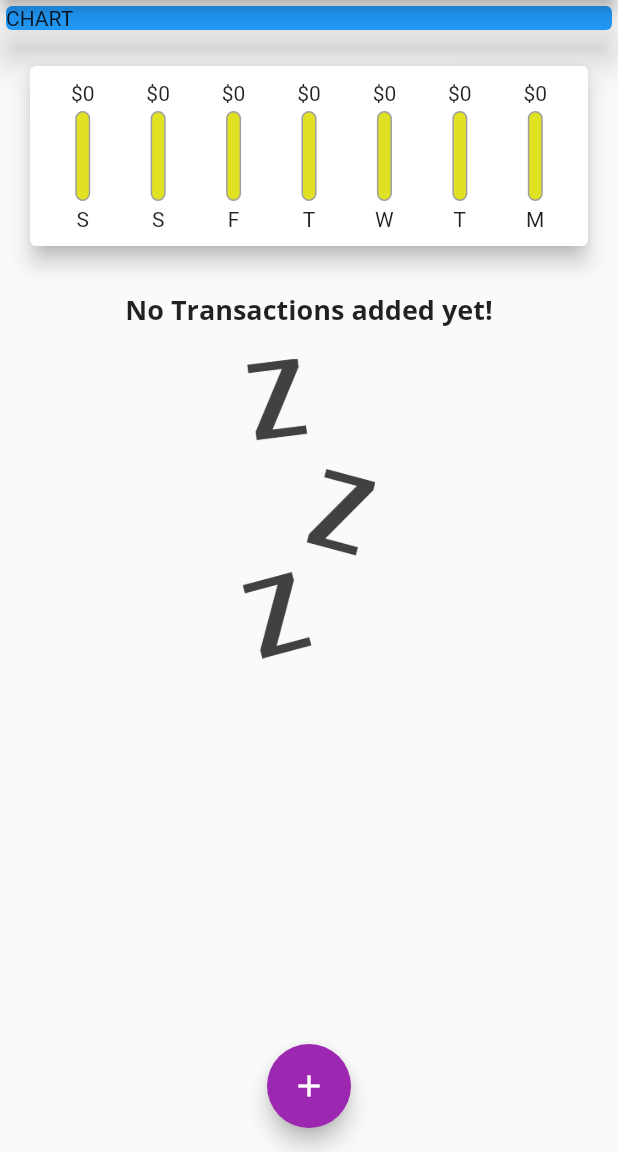
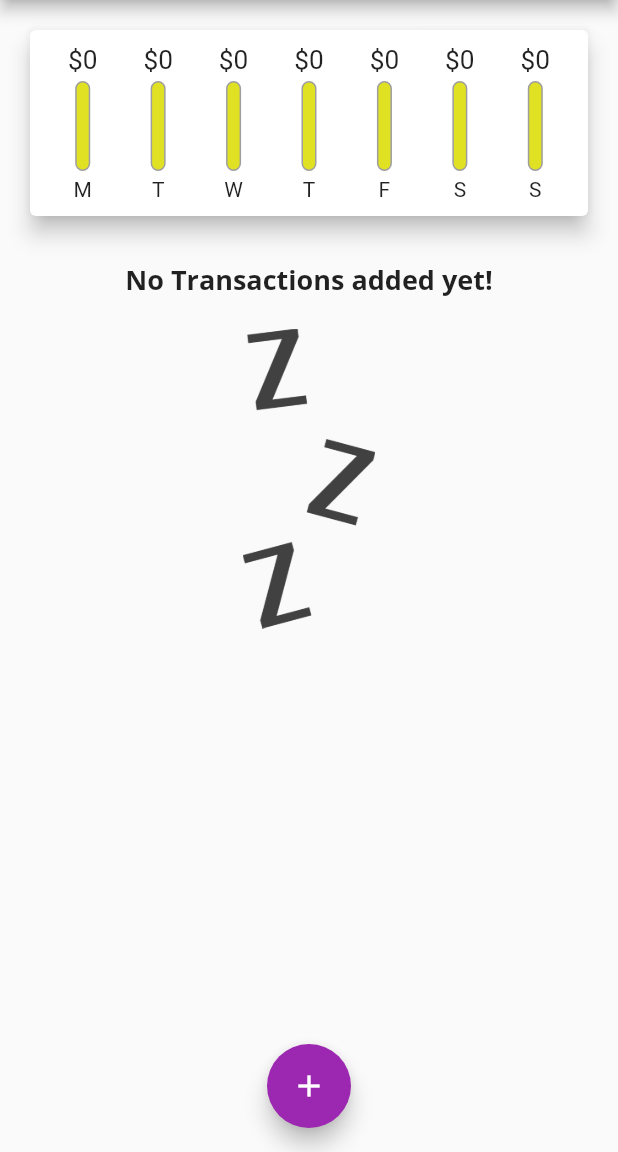
Before and after one commit to gopigoppu/learn_flutter, a Flutter app: the screen it shows after launch, on a phone screen of 412 x 824 dp, the part 84-1236 px from its top. Run offline on Flutter 3.47's test engine with Material 2 defaults, Android fonts, the phone set to English and light mode, and no system bars.

Commit message:
list style implementation add instead card for transaction list

```diff
--- a/lib/expense/expense_main.dart
+++ b/lib/expense/expense_main.dart
@@ -88,14 +88,14 @@ class _ExpenseAppState extends State<ExpenseApp> {
             // mainAxisAlignment: MainAxisAlignment.start,
             crossAxisAlignment: CrossAxisAlignment.stretch,
             children: [
-              Container(
-                width: double.infinity,
-                child: const Card(
-                  elevation: 10,
-                  color: Colors.blue,
-                  child: Text('CHART'),
-                ),
-              ),
+              // Container(
+              //   width: double.infinity,
+              //   child: const Card(
+              //     elevation: 10,
+              //     color: Colors.blue,
+              //     child: Text('CHART'),
+              //   ),
+              // ),
               Chart(_recentTransactions),
               TransactionList(_userTransactions),
             ],
--- a/lib/expense/widgets/chart.dart
+++ b/lib/expense/widgets/chart.dart
@@ -28,7 +28,7 @@ class Chart extends StatelessWidget {
         'day': DateFormat.E().format(weekDay).substring(0, 1),
         'amount': totalSum,
       };
-    });
+    }).reversed.toList();
   }
 
   double get totalSpending {
--- a/lib/expense/widgets/chart_bar.dart
+++ b/lib/expense/widgets/chart_bar.dart
@@ -12,8 +12,11 @@ class ChartBar extends StatelessWidget {
   Widget build(BuildContext context) {
     return Column(
       children: [
-        FittedBox(
-          child: Text('\$${spendingAmount.toStringAsFixed(0)}'),
+        Container(
+          height: 20,
+          child: FittedBox(
+            child: Text('\$${spendingAmount.toStringAsFixed(0)}'),
+          ),
         ),
         SizedBox(
           height: 4,
```
Also changed, not shown: lib/expense/widgets/transaction_list.dart (+60 -37 lines).
